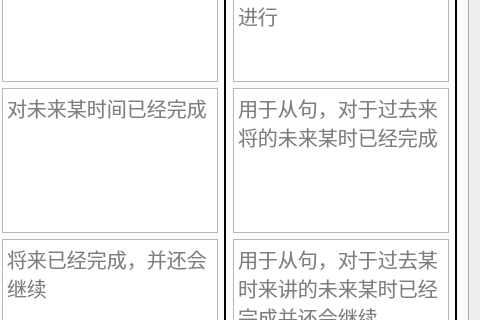
This is ui/EnglishPractice.ui in SuWeipeng/EnglishPractice as Qt 5 draws it before an edit; both pictures show x 560 to 1040 and y 290 to 610 of the 1040 by 696 pixel window. The edited form follows.
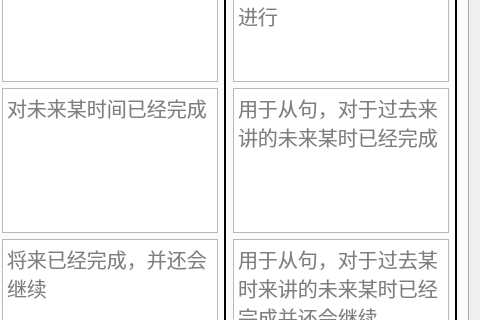
This is the edited form. The open tabs and pages were chosen to show the change.

Commit message: 修正 verb Tense ui 中的错字

What changed in the file:
```diff
--- a/ui/EnglishPractice.ui
+++ b/ui/EnglishPractice.ui
@@ -746,7 +746,7 @@
             </font>
            </property>
            <property name="placeholderText">
-            <string>用于从句，对于过去来将的未来某时已经完成</string>
+            <string>用于从句，对于过去来讲的未来某时已经完成</string>
            </property>
           </widget>
          </item>
```
